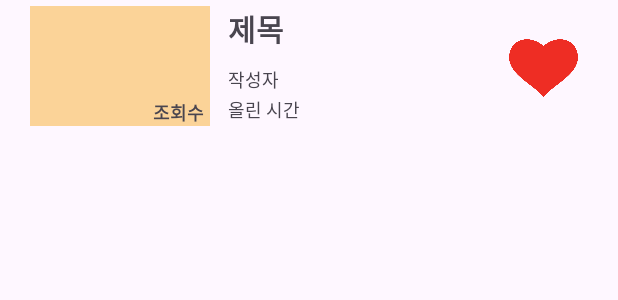
After one commit to Team10Org/MovieSearch, an Android app: the layout fragment_mypage_item_recyclerview.xml on its own in the app's theme, with its tools: preview values and no code run, on a phone screen of 412 x 824 dp. The commit adds this screen. Shown: the top 300 px of the screen. Run offline under Robolectric (Android 15) with nearby library versions, the phone set to English and light mode, and no system bars.

Commit message:
Design: MyPageUI

```diff
--- /dev/null
+++ b/app/src/main/res/drawable/shape_circle_profile.xml
@@ -0,0 +1,5 @@
+<?xml version="1.0" encoding="utf-8"?>
+<shape xmlns:android="http://schemas.android.com/apk/res/android" android:shape="oval">
+    <solid android:color="#758AFF"/>
+    <size android:width="40dp" android:height="40dp"/>
+</shape>
--- /dev/null
+++ b/app/src/main/res/layout/fragment_mypage_item_recyclerview.xml
@@ -0,0 +1,113 @@
+<?xml version="1.0" encoding="utf-8"?>
+<androidx.constraintlayout.widget.ConstraintLayout xmlns:android="http://schemas.android.com/apk/res/android"
+    xmlns:app="http://schemas.android.com/apk/res-auto"
+    android:layout_width="match_parent"
+    android:layout_height="match_parent"
+    android:orientation="horizontal">
+
+    <androidx.constraintlayout.widget.ConstraintLayout
+        android:layout_width="match_parent"
+        android:layout_height="wrap_content"
+        app:layout_constraintStart_toStartOf="parent"
+        app:layout_constraintTop_toTopOf="parent"
+        app:layout_constraintEnd_toEndOf="parent">
+
+        <androidx.constraintlayout.widget.ConstraintLayout
+            android:id="@+id/cl_rvItem"
+            android:layout_width="0dp"
+            android:layout_height="match_parent"
+            android:paddingStart="20dp"
+            android:paddingTop="4dp"
+            android:paddingEnd="20dp"
+            android:paddingBottom="4dp"
+            app:layout_constraintEnd_toStartOf="@+id/cl_like"
+            app:layout_constraintStart_toStartOf="parent"
+            app:layout_constraintTop_toTopOf="parent"
+            app:layout_constraintBottom_toBottomOf="parent">
+
+            <ImageView
+                android:id="@+id/iv_thumbnail"
+                android:layout_width="120dp"
+                android:layout_height="80dp"
+                android:background="#FBD398"
+                app:layout_constraintBottom_toBottomOf="parent"
+                app:layout_constraintStart_toStartOf="parent"
+                app:layout_constraintTop_toTopOf="parent" />
+
+            <TextView
+                android:id="@+id/tv_views"
+                android:layout_width="wrap_content"
+                android:layout_height="wrap_content"
+                android:paddingEnd="4dp"
+                android:text="조회수"
+                android:textSize="12dp"
+                android:textStyle="bold"
+                app:layout_constraintBottom_toBottomOf="@id/iv_thumbnail"
+                app:layout_constraintEnd_toEndOf="@+id/iv_thumbnail" />
+
+            <TextView
+                android:id="@+id/tv_title"
+                android:layout_width="wrap_content"
+                android:layout_height="wrap_content"
+                android:layout_marginStart="12dp"
+                android:ellipsize="end"
+                android:maxLines="1"
+                android:text="제목"
+                android:textSize="20dp"
+                android:textStyle="bold"
+                app:layout_constraintStart_toEndOf="@+id/iv_thumbnail"
+                app:layout_constraintTop_toTopOf="@id/iv_thumbnail" />
+
+            <TextView
+                android:id="@+id/tv_uploader"
+                android:layout_width="wrap_content"
+                android:layout_height="wrap_content"
+                android:layout_marginStart="12dp"
+                android:layout_marginTop="8dp"
+                android:ellipsize="end"
+                android:maxLines="1"
+                android:text="작성자"
+                android:textSize="12dp"
+                app:layout_constraintBottom_toTopOf="@+id/tv_datetime"
+                app:layout_constraintStart_toEndOf="@id/iv_thumbnail"
+                app:layout_constraintTop_toBottomOf="@+id/tv_title" />
+
+            <TextView
+                android:id="@+id/tv_datetime"
+                android:layout_width="wrap_content"
+                android:layout_height="wrap_content"
+                android:layout_marginStart="12dp"
+                android:ellipsize="end"
+                android:maxLines="1"
+                android:text="올린 시간"
+                android:textSize="12dp"
+                app:layout_constraintBottom_toBottomOf="parent"
+                app:layout_constraintStart_toEndOf="@id/iv_thumbnail"
+                app:layout_constraintTop_toBottomOf="@+id/tv_uploader" />
+
+        </androidx.constraintlayout.widget.ConstraintLayout>
+
+        <androidx.constraintlayout.widget.ConstraintLayout
+            android:id="@+id/cl_like"
+            android:layout_width="100dp"
+            android:layout_height="0dp"
+            app:layout_constraintBottom_toBottomOf="@+id/cl_rvItem"
+            app:layout_constraintEnd_toEndOf="parent"
+            app:layout_constraintStart_toEndOf="@+id/cl_rvItem"
+            app:layout_constraintTop_toTopOf="@id/cl_rvItem">
+
+            <ImageView
+                android:id="@+id/iv_like"
+                android:layout_width="50dp"
+                android:layout_height="50dp"
+                android:src="@drawable/heart"
+                app:layout_constraintBottom_toBottomOf="parent"
+                app:layout_constraintEnd_toEndOf="parent"
+                app:layout_constraintStart_toStartOf="parent"
+                app:layout_constraintTop_toTopOf="parent" />
+
+        </androidx.constraintlayout.widget.ConstraintLayout>
+
+    </androidx.constraintlayout.widget.ConstraintLayout>
+
+</androidx.constraintlayout.widget.ConstraintLayout>
```
Also changed, not shown: app/src/main/res/layout/fragment_mypage.xml (+107 -2 lines), app/src/main/res/drawable/heart.png (added).
